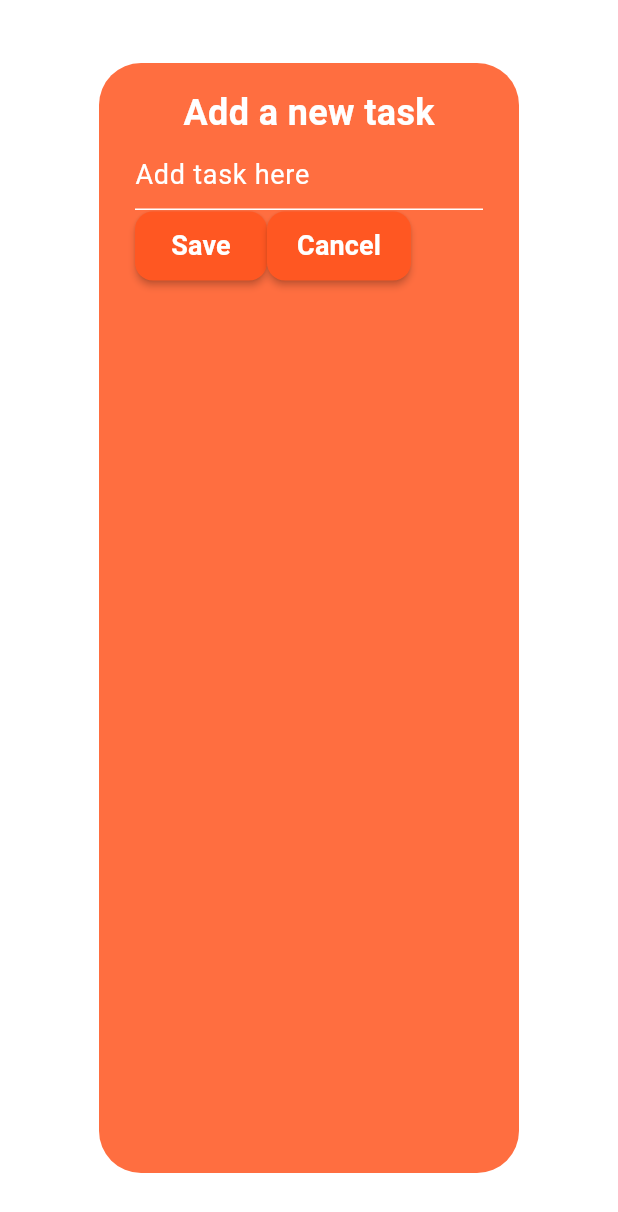
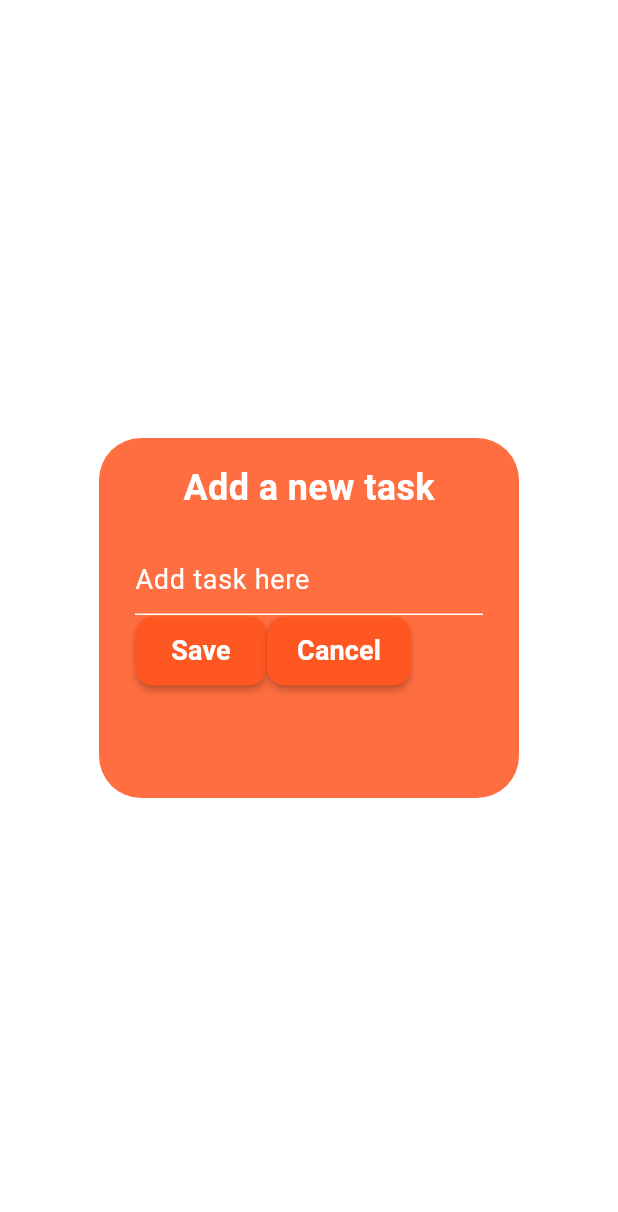
Before and after one commit to BW404/dino_todo, a Flutter app: the DialogBox widget shown alone on an empty page, opened directly, on a phone screen of 412 x 824 dp. Shown: the top 1212 px of the screen. Run offline on Flutter 3.47's test engine with Material 3 defaults, Android fonts, the phone set to English and light mode, and no system bars.

Commit message:
Update: 2025-02-16 23:30:45

```diff
--- a/lib/util/dialog_box.dart
+++ b/lib/util/dialog_box.dart
@@ -9,7 +9,7 @@ class DialogBox extends StatelessWidget {
     return AlertDialog(
       backgroundColor: Colors.deepOrangeAccent[200],
       content: Container(
-        height:700,
+        height:200,
         child: Column(
           children: [
             const Text('Add a new task',
@@ -19,7 +19,7 @@ class DialogBox extends StatelessWidget {
                 fontWeight: FontWeight.bold,
               ),
             ),
-            const SizedBox(height: ),
+            const SizedBox(height: 20),
             TextField(
               decoration: const InputDecoration(
                 hintText: 'Add task here',
```
